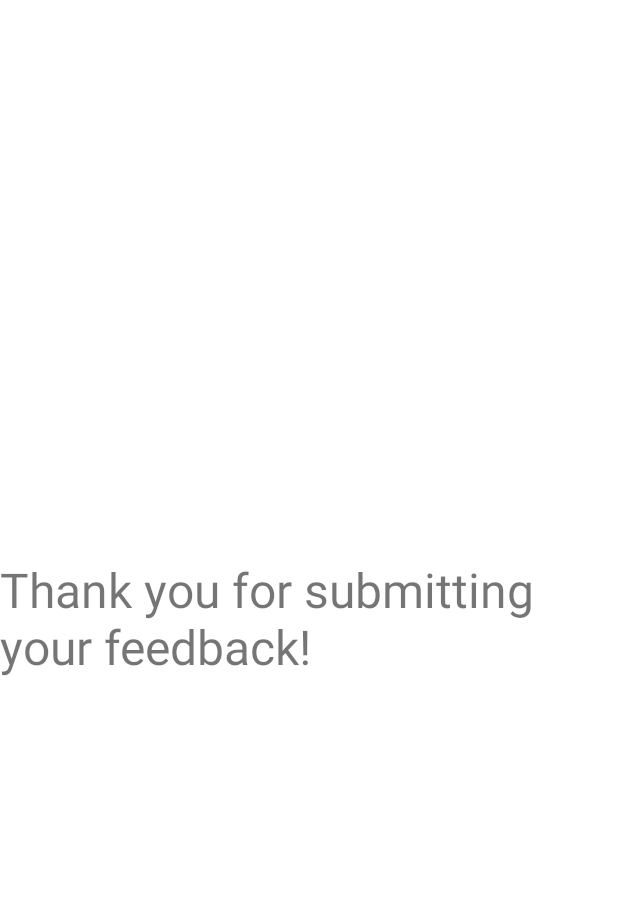
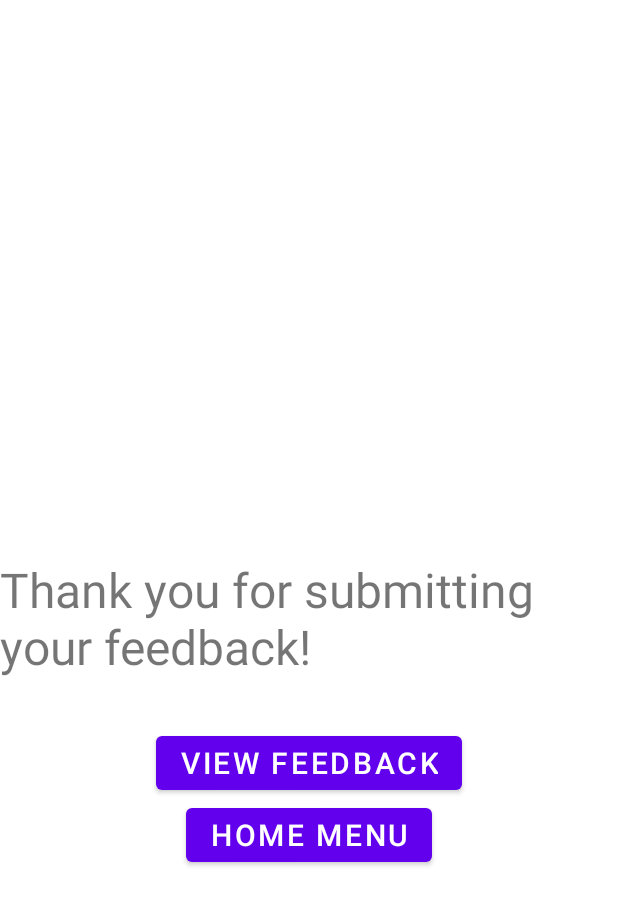
Before and after one commit to jhiltonjones/GSU_app, an Android app: the ThankYouActivity screen opened directly, with no data from a screen before it, on a phone screen of 412 x 824 dp. Shown: the top 905 px of the screen. Run offline under Robolectric (Android 15) with nearby library versions, the phone set to English and light mode, and no system bars.

Commit message:
Add Home menu

```diff
--- a/app/src/main/java/com/example/studentfeedbackapp/ThankYouActivity.kt
+++ b/app/src/main/java/com/example/studentfeedbackapp/ThankYouActivity.kt
@@ -1,6 +1,8 @@
 package com.example.studentfeedbackapp
 
+import android.content.Intent
 import android.os.Bundle
+import android.widget.Button
 import androidx.appcompat.app.AppCompatActivity
 
 
@@ -8,5 +10,12 @@ class ThankYouActivity : AppCompatActivity() {
     override fun onCreate(savedInstanceState: Bundle?) {
         super.onCreate(savedInstanceState)
         setContentView(R.layout.submit_feedback_confirmation)
+
+        val writeReviewButton = findViewById<Button>(R.id.btn_home_menu)
+
+        writeReviewButton.setOnClickListener {
+            val intent = Intent(this, ClassList::class.java)
+            startActivity(intent)
+        }
     }
 }
--- a/app/src/main/res/layout/submit_feedback_confirmation.xml
+++ b/app/src/main/res/layout/submit_feedback_confirmation.xml
@@ -1,6 +1,7 @@
 <?xml version="1.0" encoding="utf-8"?>
 <androidx.constraintlayout.widget.ConstraintLayout xmlns:android="http://schemas.android.com/apk/res/android"
     xmlns:app="http://schemas.android.com/apk/res-auto"
+    xmlns:tools="http://schemas.android.com/tools"
     android:layout_width="match_parent"
     android:layout_height="match_parent">
 
@@ -15,4 +16,25 @@
         app:layout_constraintStart_toStartOf="parent"
         app:layout_constraintTop_toTopOf="parent" />
 
+    <Button
+        android:id="@+id/btn_home_menu"
+        android:layout_width="wrap_content"
+        android:layout_height="wrap_content"
+        android:text="Home Menu"
+        android:textSize="20sp"
+        app:layout_constraintEnd_toEndOf="parent"
+        app:layout_constraintStart_toStartOf="parent"
+        app:layout_constraintTop_toBottomOf="@+id/btn_view_feedback" />
+
+    <Button
+        android:id="@+id/btn_view_feedback"
+        android:layout_width="wrap_content"
+        android:layout_height="wrap_content"
+        android:layout_marginTop="113dp"
+        android:text="View Feedback"
+        android:textSize="20sp"
+        app:layout_constraintEnd_toEndOf="parent"
+        app:layout_constraintStart_toStartOf="parent"
+        app:layout_constraintTop_toTopOf="@+id/thank_you" />
+
 </androidx.constraintlayout.widget.ConstraintLayout>
```
